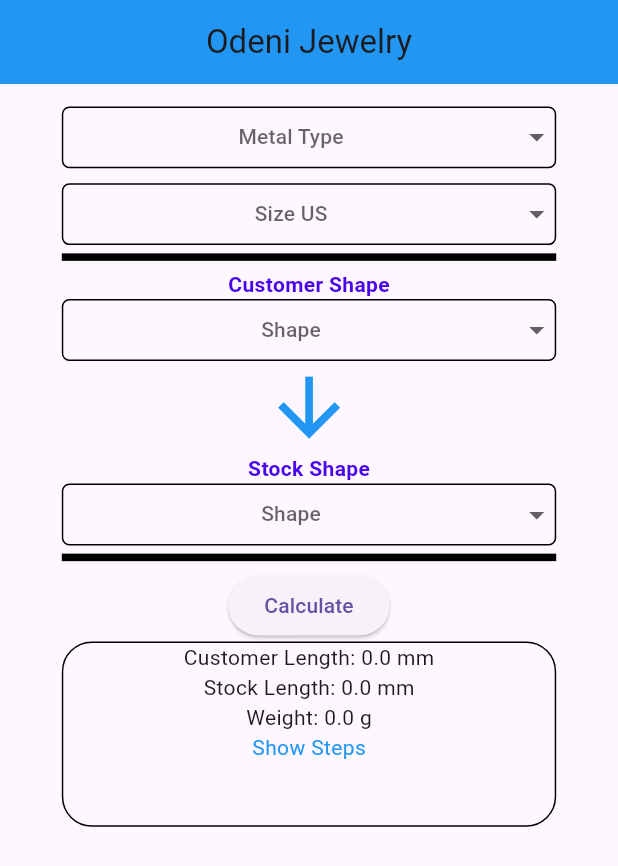
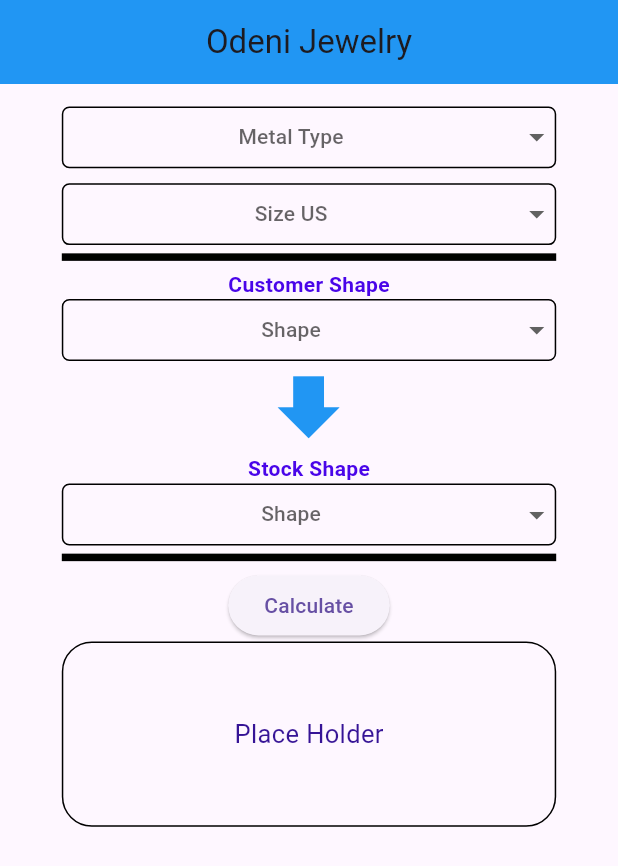
Before and after one commit to yayaya142/RING-Y-Code, a Flutter app: the screen it shows after launch, on a phone screen of 412 x 824 dp. Shown: the top 866 px of the screen. Run offline on Flutter 3.47's test engine with Material 3 defaults, Android fonts, the light colour scheme and no system bars.

```diff
--- a/lib/pages/home.dart
+++ b/lib/pages/home.dart
@@ -1,8 +1,7 @@
-// ignore_for_file: prefer_const_constructors, prefer_const_literals_to_create_immutables, library_private_types_in_public_api
+// ignore_for_file: prefer_const_constructors, prefer_const_literals_to_create_immutables, library_private_types_in_public_api, use_key_in_widget_constructors
 import 'package:flutter/material.dart';
 import 'package:flutter/services.dart';
 import 'package:or_calculator/Services/DropDownDataBase.dart';
-import 'package:or_calculator/Services/Shapes/Circle.dart';
 import 'package:or_calculator/Services/Shapes/Shapes.dart';
 import 'package:or_calculator/Services/Shapes/defaultShape.dart';
 import 'package:or_calculator/Services/calculator.dart';
@@ -65,10 +64,7 @@
   MyShapes stockObjectShapeGUI = DefaultShape();
 
   void resetShapeData(bool customerData) {
-    customerShapeLength = 0.0;
-    stockShapeLength = 0.0;
-    stockShapeWeight = 0.0;
-    showSteps = "No steps to show";
+    resetResult();
 
     if (customerData) {
       customerShapeData['diameter'] = 0.0;
@@ -79,6 +75,13 @@
       stockShapeData['width'] = 0.0;
       stockShapeData['thickness'] = 0.0;
     }
+  }
+
+  void resetResult() {
+    customerShapeLength = 0.0;
+    stockShapeLength = 0.0;
+    stockShapeWeight = 0.0;
+    showSteps = "No steps to show";
   }
 
   @override
@@ -119,6 +122,7 @@
                         style: TextStyle(fontSize: innerBoxTextSize),
                       )), // Add a hint here
                       onChanged: (String? newValue) {
+                        resetResult();
                         setState(() {
                           selectedMetalType = newValue!;
                           if (selectedMetalType != null) {
@@ -180,6 +184,7 @@
                         );
                       }).toList(),
                       onChanged: (newValue) {
+                        resetResult();
                         setState(() {
                           selectedSize = newValue!;
                           if (selectedSize != null) {
@@ -254,11 +259,14 @@
                 ),
                 customerObjectShapeGUI.buildWidget(context, true),
                 Center(
+                  child: Transform.rotate(
+                    angle: 3.14 / 2,
                     child: Icon(
-                    Icons.arrow_downward,
+                      Icons.forward,
                       size: MediaQuery.of(context).size.width *
                           0.15, // Adjust the size as needed
                       color: Colors.blue, // Change the color if desired
+                    ),
                   ),
                 ),
                 Text(
@@ -403,6 +411,13 @@
                                   fontSize: resultBoxTextSize + 3,
                                   color: Colors.red)),
                         )
+                      : showSteps == "No steps to show"
+                          ? Center(
+                              child: Text("Place Holder",
+                                  style: TextStyle(
+                                      fontSize: resultBoxTextSize + 3,
+                                      color: Color.fromARGB(255, 54, 20, 150))),
+                            )
                           : Column(
                               children: [
                                 Text(
```
Lines whose indentation alone changed are shown as unchanged.
